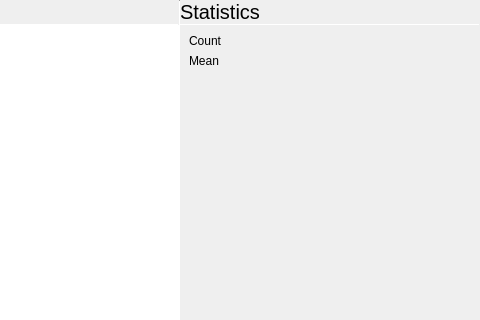
Old version of the form parts/stats/statwidget.ui in the repository theCheeseboard/thecalculator; both pictures show x 236 to 716 and y 0 to 320 of the 716 by 427 pixel window.
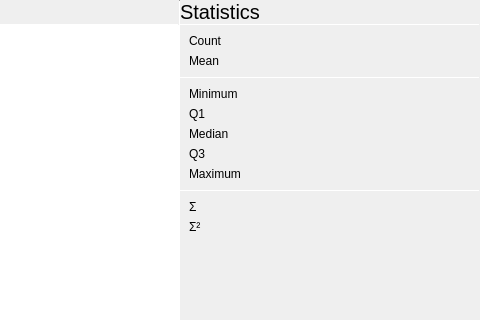
New version of the form.

The edit to the form file:
```diff
--- a/parts/stats/statwidget.ui
+++ b/parts/stats/statwidget.ui
@@ -166,10 +166,10 @@
           </property>
          </widget>
         </item>
-        <item row="0" column="0">
-         <widget class="QLabel" name="label_3">
+        <item row="1" column="1">
+         <widget class="QLabel" name="meanLabel">
           <property name="text">
-           <string>Count</string>
+           <string/>
           </property>
          </widget>
         </item>
@@ -180,8 +180,170 @@
           </property>
          </widget>
         </item>
+        <item row="0" column="0">
+         <widget class="QLabel" name="label_3">
+          <property name="text">
+           <string>Count</string>
+          </property>
+         </widget>
+        </item>
+       </layout>
+      </item>
+      <item>
+       <widget class="Line" name="line_4">
+        <property name="maximumSize">
+         <size>
+          <width>16777215</width>
+          <height>1</height>
+         </size>
+        </property>
+        <property name="orientation">
+         <enum>Qt::Horizontal</enum>
+        </property>
+       </widget>
+      </item>
+      <item>
+       <layout class="QGridLayout" name="gridLayout_2">
+        <property name="leftMargin">
+         <number>9</number>
+        </property>
+        <property name="topMargin">
+         <number>9</number>
+        </property>
+        <property name="rightMargin">
+         <number>9</number>
+        </property>
+        <property name="bottomMargin">
+         <number>9</number>
+        </property>
+        <property name="spacing">
+         <number>6</number>
+        </property>
+        <item row="2" column="0">
+         <widget class="QLabel" name="label_7">
+          <property name="text">
+           <string>Median</string>
+          </property>
+         </widget>
+        </item>
+        <item row="0" column="0">
+         <widget class="QLabel" name="label_5">
+          <property name="text">
+           <string>Minimum</string>
+          </property>
+         </widget>
+        </item>
+        <item row="3" column="0">
+         <widget class="QLabel" name="label_8">
+          <property name="text">
+           <string>Q3</string>
+          </property>
+         </widget>
+        </item>
+        <item row="4" column="0">
+         <widget class="QLabel" name="label_9">
+          <property name="text">
+           <string>Maximum</string>
+          </property>
+         </widget>
+        </item>
+        <item row="1" column="0">
+         <widget class="QLabel" name="label_6">
+          <property name="text">
+           <string>Q1</string>
+          </property>
+         </widget>
+        </item>
+        <item row="0" column="1">
+         <widget class="QLabel" name="minLabel">
+          <property name="text">
+           <string/>
+          </property>
+         </widget>
+        </item>
         <item row="1" column="1">
-         <widget class="QLabel" name="meanLabel">
+         <widget class="QLabel" name="q1Label">
+          <property name="text">
+           <string/>
+          </property>
+         </widget>
+        </item>
+        <item row="2" column="1">
+         <widget class="QLabel" name="medLabel">
+          <property name="text">
+           <string/>
+          </property>
+         </widget>
+        </item>
+        <item row="3" column="1">
+         <widget class="QLabel" name="q3Label">
+          <property name="text">
+           <string/>
+          </property>
+         </widget>
+        </item>
+        <item row="4" column="1">
+         <widget class="QLabel" name="maxLabel">
+          <property name="text">
+           <string/>
+          </property>
+         </widget>
+        </item>
+       </layout>
+      </item>
+      <item>
+       <widget class="Line" name="line_5">
+        <property name="maximumSize">
+         <size>
+          <width>16777215</width>
+          <height>1</height>
+         </size>
+        </property>
+        <property name="orientation">
+         <enum>Qt::Horizontal</enum>
+        </property>
+       </widget>
+      </item>
+      <item>
+       <layout class="QGridLayout" name="gridLayout_4">
+        <property name="leftMargin">
+         <number>9</number>
+        </property>
+        <property name="topMargin">
+         <number>9</number>
+        </property>
+        <property name="rightMargin">
+         <number>9</number>
+        </property>
+        <property name="bottomMargin">
+         <number>9</number>
+        </property>
+        <property name="spacing">
+         <number>6</number>
+        </property>
+        <item row="0" column="0">
+         <widget class="QLabel" name="label_10">
+          <property name="text">
+           <string notr="true">Σ</string>
+          </property>
+         </widget>
+        </item>
+        <item row="0" column="1">
+         <widget class="QLabel" name="sumLabel">
+          <property name="text">
+           <string/>
+          </property>
+         </widget>
+        </item>
+        <item row="1" column="0">
+         <widget class="QLabel" name="label_12">
+          <property name="text">
+           <string notr="true">Σ²</string>
+          </property>
+         </widget>
+        </item>
+        <item row="1" column="1">
+         <widget class="QLabel" name="sumSquaredLabel">
           <property name="text">
            <string/>
           </property>
```
